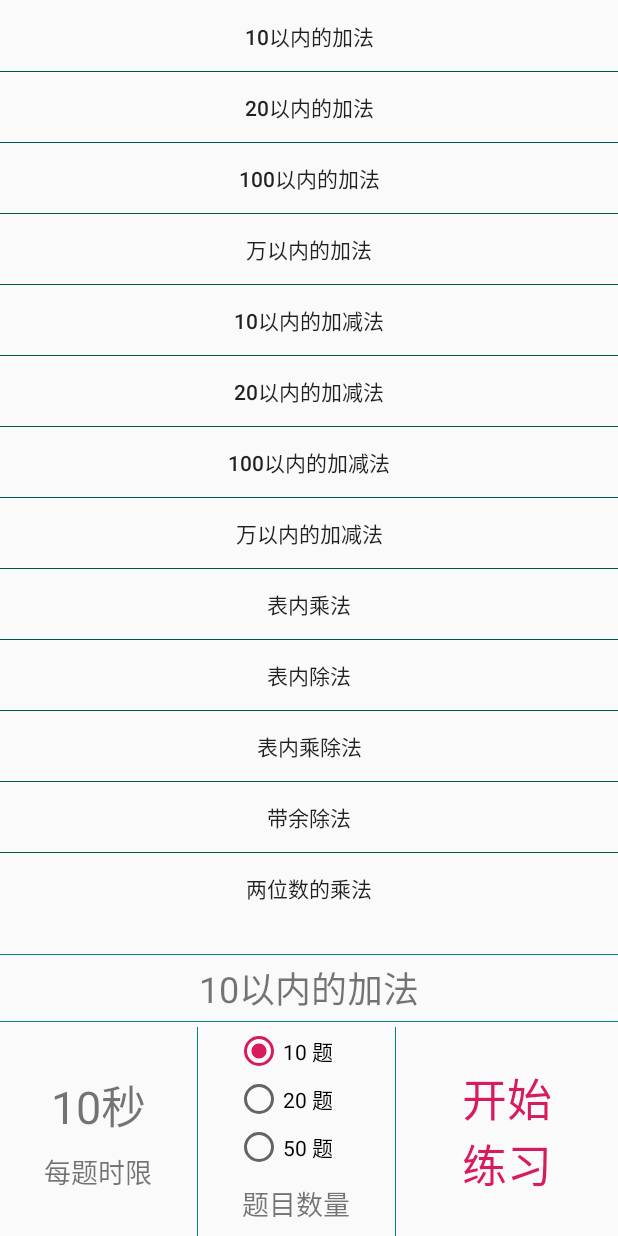
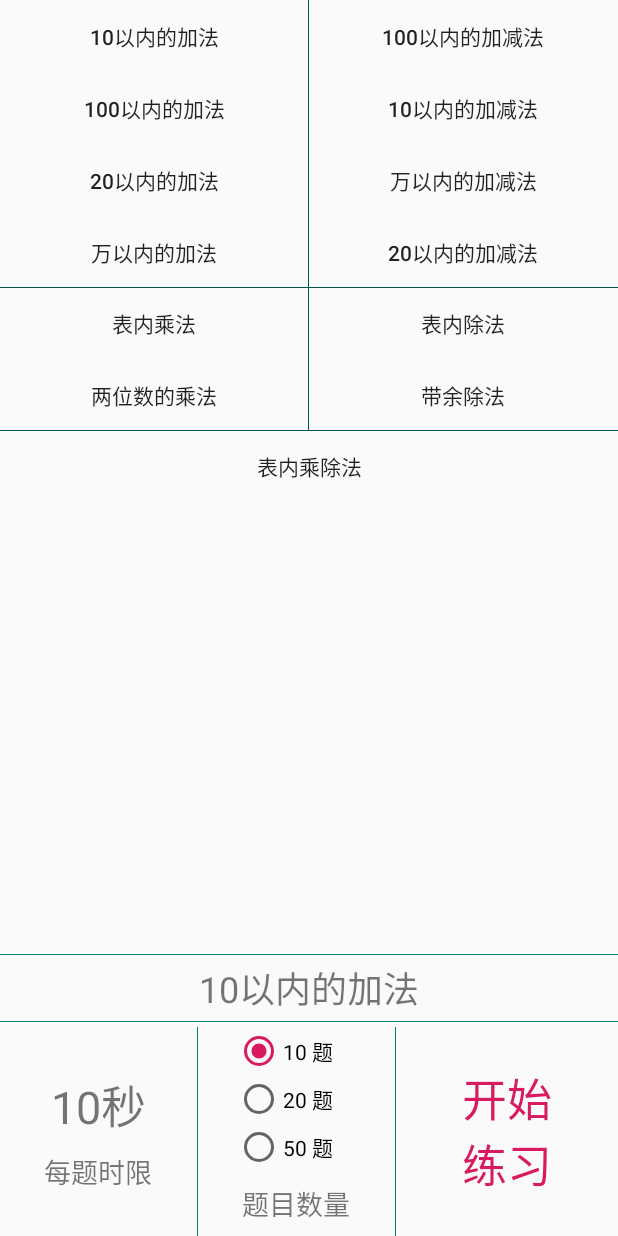
Before and after one commit to AkibaSummer/Oral_calculus, an Android app: the layout fragment_home.xml on its own in the app's theme, with its tools: preview values and no code run, on a phone screen of 412 x 824 dp. Run offline under Robolectric (Android 15) with nearby library versions, the phone set to English and light mode, and no system bars.

Commit message:
reset ui

```diff
--- a/app/src/main/java/com/silentselene/Oral_calculus/Constant.java
+++ b/app/src/main/java/com/silentselene/Oral_calculus/Constant.java
@@ -25,10 +25,11 @@ class Constant {
     static int problemNum = 10;       //每次题目数量
     static int score = 0;                    //当前分数
     static int type = 0;                     //当前类型
+    static int viewType = 0;
     static int correct = 0, incorrect = 0, timeout = 0;       //正确，错误题数
     static int totalTime = 0;                   //总用时
     static int year, month, day;
-    static boolean isreview;
+    static boolean isReview;
 }
 
 class Board {
--- a/app/src/main/java/com/silentselene/Oral_calculus/DashboardFragment.java
+++ b/app/src/main/java/com/silentselene/Oral_calculus/DashboardFragment.java
@@ -74,14 +74,14 @@ public class DashboardFragment extends Fragment {
         Constant.year = boards.get(i).year;
         Constant.month = boards.get(i).month;
         Constant.day = boards.get(i).day;
-        Constant.type = boards.get(i).type;
+        Constant.viewType = boards.get(i).type;
         Constant.problemNum = boards.get(i).problemNum;
         Constant.totalTime = boards.get(i).totalTime;
         Constant.correct = boards.get(i).correct;
         Constant.incorrect = boards.get(i).incorrect;
         Constant.timeout = boards.get(i).timeout;
         Constant.score = boards.get(i).score;
-        Constant.isreview = true;
+        Constant.isReview = true;
         Intent intent = new Intent();
         intent.setClass(Objects.requireNonNull(this.getContext()), ScoreActivity.class);
         startActivity(intent);
--- a/app/src/main/java/com/silentselene/Oral_calculus/HomeFragment.java
+++ b/app/src/main/java/com/silentselene/Oral_calculus/HomeFragment.java
@@ -58,6 +58,7 @@ public class HomeFragment extends Fragment {
                 public void onClick(View view) {
                     Constant.type = ii;
                     setText(ii);
+                    setColor(ii);
                 }
             });
         }
@@ -93,8 +94,15 @@ public class HomeFragment extends Fragment {
         textView.setText(String.valueOf(Constant.type_time[id]) + "秒");
     }
 
+    void setColor(int i) {
+        for (int ii = 0; ii < id.length; ii++) {
+            Button button = Objects.requireNonNull(this.getActivity()).findViewById(id[ii]);
+            button.setBackgroundColor(ii == i ? getResources().getColor(R.color.colorClicked, this.getActivity().getTheme()) : 0);
+        }
+    }
+
     void startTest() {
-        Constant.isreview = false;
+        Constant.isReview = false;
         Intent intent = new Intent();
         intent.setClass(Objects.requireNonNull(getContext()), TestActivity.class);
         startActivity(intent);
--- a/app/src/main/java/com/silentselene/Oral_calculus/ScoreActivity.java
+++ b/app/src/main/java/com/silentselene/Oral_calculus/ScoreActivity.java
@@ -15,7 +15,7 @@ public class ScoreActivity extends AppCompatActivity {
         setContentView(R.layout.activity_score);
         updateView();
 
-        if (!Constant.isreview)
+        if (!Constant.isReview)
             try {
                 FileOutputStream fileOutputStream = openFileOutput("board", MODE_APPEND);
                 fileOutputStream.write(Constant.year);
@@ -55,7 +55,7 @@ public class ScoreActivity extends AppCompatActivity {
         TextView timeout = findViewById(R.id.score_timeout);
         TextView rate = findViewById(R.id.score_rate);
         TextView score = findViewById(R.id.score_score);
-        type.setText(Constant.type_name[Constant.type]);
+        type.setText(Constant.type_name[Constant.isReview ? Constant.viewType : Constant.type]);
         num.setText((getResources().getString(R.string.score_num) + Constant.problemNum));
         time.setText((getResources().getString(R.string.score_time) + Constant.totalTime + "秒"));
         correct.setText((getResources().getString(R.string.score_correct) + Constant.correct));
--- a/app/src/main/java/com/silentselene/Oral_calculus/TestActivity.java
+++ b/app/src/main/java/com/silentselene/Oral_calculus/TestActivity.java
@@ -93,6 +93,7 @@ public class TestActivity extends AppCompatActivity {
             }
         };
 
+        pop("输入答案后请点击发送键验证", true);
         start_next_problem();
     }
 
--- a/app/src/main/res/layout/fragment_home.xml
+++ b/app/src/main/res/layout/fragment_home.xml
@@ -22,12 +22,33 @@
             android:orientation="vertical"
             android:showDividers="middle">
 
+            <LinearLayout
+                android:layout_width="match_parent"
+                android:layout_height="match_parent"
+                android:divider="@color/colorPrimaryDark"
+                android:orientation="horizontal"
+                android:showDividers="middle"
+                android:baselineAligned="false">
+
+                <LinearLayout
+                    android:layout_width="0dp"
+                    android:layout_height="match_parent"
+                    android:layout_weight="1"
+                    android:orientation="vertical">
+
                     <Button
                         android:id="@+id/button1_1"
                         style="@android:style/Widget.Material.Button.Borderless"
                         android:layout_width="match_parent"
                         android:layout_height="wrap_content"
                         android:text="@string/p_1" />
+
+                    <Button
+                        android:id="@+id/button1_3"
+                        style="@android:style/Widget.Material.Button.Borderless"
+                        android:layout_width="match_parent"
+                        android:layout_height="wrap_content"
+                        android:text="@string/p_3" />
 
                     <Button
                         android:id="@+id/button1_2"
@@ -37,18 +58,25 @@
                         android:text="@string/p_2" />
 
                     <Button
-                android:id="@+id/button1_3"
-                style="@android:style/Widget.Material.Button.Borderless"
-                android:layout_width="match_parent"
-                android:layout_height="wrap_content"
-                android:text="@string/p_3" />
-
-            <Button
                         android:id="@+id/button1_4"
                         style="@android:style/Widget.Material.Button.Borderless"
                         android:layout_width="match_parent"
                         android:layout_height="wrap_content"
                         android:text="@string/p_4" />
+                </LinearLayout>
+
+                <LinearLayout
+                    android:layout_width="0dp"
+                    android:layout_height="match_parent"
+                    android:layout_weight="1"
+                    android:orientation="vertical">
+
+                    <Button
+                        android:id="@+id/button1_7"
+                        style="@android:style/Widget.Material.Button.Borderless"
+                        android:layout_width="match_parent"
+                        android:layout_height="wrap_content"
+                        android:text="@string/p_7" />
 
                     <Button
                         android:id="@+id/button1_5"
@@ -58,25 +86,35 @@
                         android:text="@string/p_5" />
 
                     <Button
+                        android:id="@+id/button1_8"
+                        style="@android:style/Widget.Material.Button.Borderless"
+                        android:layout_width="match_parent"
+                        android:layout_height="wrap_content"
+                        android:text="@string/p_8" />
+
+                    <Button
                         android:id="@+id/button1_6"
                         style="@android:style/Widget.Material.Button.Borderless"
                         android:layout_width="match_parent"
                         android:layout_height="wrap_content"
                         android:text="@string/p_6" />
+                </LinearLayout>
 
-            <Button
-                android:id="@+id/button1_7"
-                style="@android:style/Widget.Material.Button.Borderless"
+            </LinearLayout>
+
+            <LinearLayout
                 android:layout_width="match_parent"
-                android:layout_height="wrap_content"
-                android:text="@string/p_7" />
+                android:layout_height="match_parent"
+                android:divider="@color/colorPrimaryDark"
+                android:orientation="horizontal"
+                android:showDividers="middle"
+                android:baselineAligned="false">
 
-            <Button
-                android:id="@+id/button1_8"
-                style="@android:style/Widget.Material.Button.Borderless"
-                android:layout_width="match_parent"
-                android:layout_height="wrap_content"
-                android:text="@string/p_8" />
+                <LinearLayout
+                    android:layout_width="0dp"
+                    android:layout_height="match_parent"
+                    android:layout_weight="1"
+                    android:orientation="vertical">
 
                     <Button
                         android:id="@+id/button1_9"
@@ -86,6 +124,20 @@
                         android:text="@string/p_9" />
 
                     <Button
+                        android:id="@+id/button1_13"
+                        style="@android:style/Widget.Material.Button.Borderless"
+                        android:layout_width="match_parent"
+                        android:layout_height="wrap_content"
+                        android:text="@string/p_13" />
+                </LinearLayout>
+
+                <LinearLayout
+                    android:layout_width="0dp"
+                    android:layout_height="match_parent"
+                    android:layout_weight="1"
+                    android:orientation="vertical">
+
+                    <Button
                         android:id="@+id/button1_10"
                         style="@android:style/Widget.Material.Button.Borderless"
                         android:layout_width="match_parent"
@@ -93,25 +145,20 @@
                         android:text="@string/p_10" />
 
                     <Button
+                        android:id="@+id/button1_12"
+                        style="@android:style/Widget.Material.Button.Borderless"
+                        android:layout_width="match_parent"
+                        android:layout_height="wrap_content"
+                        android:text="@string/p_12" />
+                </LinearLayout>
+            </LinearLayout>
+
+            <Button
                 android:id="@+id/button1_11"
                 style="@android:style/Widget.Material.Button.Borderless"
                 android:layout_width="match_parent"
                 android:layout_height="wrap_content"
                 android:text="@string/p_11" />
-
-            <Button
-                android:id="@+id/button1_12"
-                style="@android:style/Widget.Material.Button.Borderless"
-                android:layout_width="match_parent"
-                android:layout_height="wrap_content"
-                android:text="@string/p_12" />
-
-            <Button
-                android:id="@+id/button1_13"
-                style="@android:style/Widget.Material.Button.Borderless"
-                android:layout_width="match_parent"
-                android:layout_height="wrap_content"
-                android:text="@string/p_13" />
 
         </LinearLayout>
     </ScrollView>
--- a/app/src/main/res/values/colors.xml
+++ b/app/src/main/res/values/colors.xml
@@ -5,4 +5,5 @@
     <color name="colorAccent">#D81B60</color>
     <color name="colorLight">#F0FFFF</color>
     <color name="colorBlue">#AAAAff</color>
+    <color name="colorClicked">#33008577</color>
 </resources>
```
Lines whose indentation alone changed are shown as unchanged.
